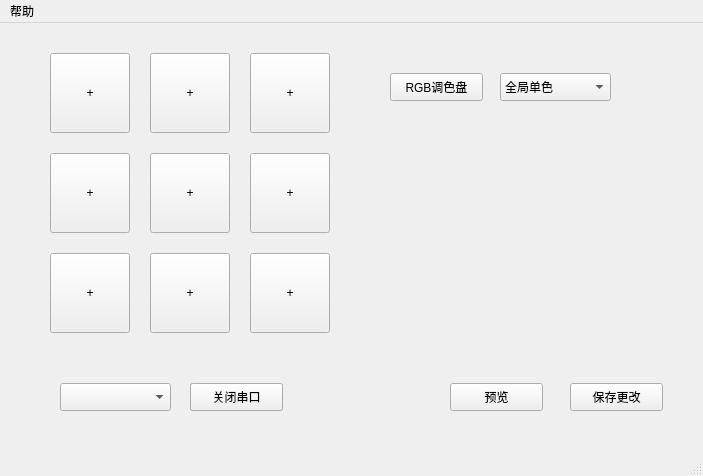
CATH2/CH552G_9KeyBoard_Change_Value, file UI/KeyLayout.ui: the form before one commit.
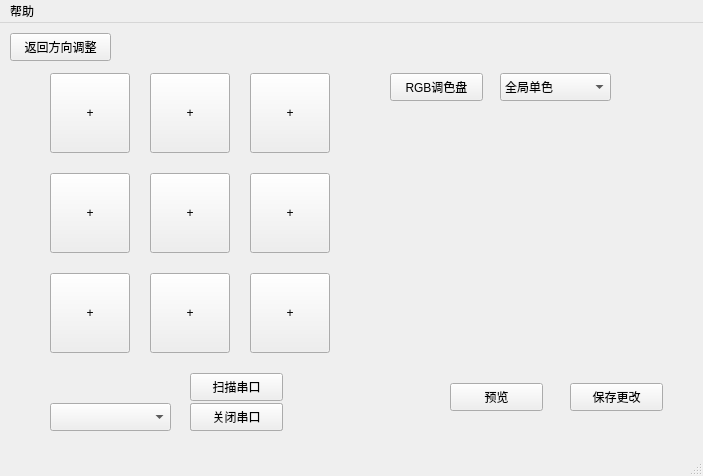
The form after the commit.

```diff
--- a/UI/KeyLayout.ui
+++ b/UI/KeyLayout.ui
@@ -18,7 +18,7 @@
     <property name="geometry">
      <rect>
       <x>50</x>
-      <y>30</y>
+      <y>50</y>
       <width>80</width>
       <height>80</height>
      </rect>
@@ -31,7 +31,7 @@
     <property name="geometry">
      <rect>
       <x>150</x>
-      <y>30</y>
+      <y>50</y>
       <width>80</width>
       <height>80</height>
      </rect>
@@ -44,7 +44,7 @@
     <property name="geometry">
      <rect>
       <x>250</x>
-      <y>30</y>
+      <y>50</y>
       <width>80</width>
       <height>80</height>
      </rect>
@@ -57,7 +57,7 @@
     <property name="geometry">
      <rect>
       <x>50</x>
-      <y>130</y>
+      <y>150</y>
       <width>80</width>
       <height>80</height>
      </rect>
@@ -70,7 +70,7 @@
     <property name="geometry">
      <rect>
       <x>150</x>
-      <y>130</y>
+      <y>150</y>
       <width>80</width>
       <height>80</height>
      </rect>
@@ -83,7 +83,7 @@
     <property name="geometry">
      <rect>
       <x>250</x>
-      <y>130</y>
+      <y>150</y>
       <width>80</width>
       <height>80</height>
      </rect>
@@ -96,7 +96,7 @@
     <property name="geometry">
      <rect>
       <x>50</x>
-      <y>230</y>
+      <y>250</y>
       <width>80</width>
       <height>80</height>
      </rect>
@@ -109,7 +109,7 @@
     <property name="geometry">
      <rect>
       <x>150</x>
-      <y>230</y>
+      <y>250</y>
       <width>80</width>
       <height>80</height>
      </rect>
@@ -122,7 +122,7 @@
     <property name="geometry">
      <rect>
       <x>250</x>
-      <y>230</y>
+      <y>250</y>
       <width>80</width>
       <height>80</height>
      </rect>
@@ -165,7 +165,7 @@
     <property name="geometry">
      <rect>
       <x>190</x>
-      <y>360</y>
+      <y>380</y>
       <width>93</width>
       <height>28</height>
      </rect>
@@ -177,9 +177,9 @@
    <widget class="QComboBox" name="comboBox_2">
     <property name="geometry">
      <rect>
-      <x>60</x>
-      <y>360</y>
-      <width>111</width>
+      <x>50</x>
+      <y>380</y>
+      <width>121</width>
       <height>28</height>
      </rect>
     </property>
@@ -227,7 +227,7 @@
     <property name="geometry">
      <rect>
       <x>190</x>
-      <y>360</y>
+      <y>380</y>
       <width>93</width>
       <height>28</height>
      </rect>
@@ -236,6 +236,32 @@
      <string>关闭串口</string>
     </property>
    </widget>
+   <widget class="QPushButton" name="pushButton_back">
+    <property name="geometry">
+     <rect>
+      <x>10</x>
+      <y>10</y>
+      <width>101</width>
+      <height>28</height>
+     </rect>
+    </property>
+    <property name="text">
+     <string>返回方向调整</string>
+    </property>
+   </widget>
+   <widget class="QPushButton" name="pushButton_scan">
+    <property name="geometry">
+     <rect>
+      <x>190</x>
+      <y>350</y>
+      <width>93</width>
+      <height>28</height>
+     </rect>
+    </property>
+    <property name="text">
+     <string>扫描串口</string>
+    </property>
+   </widget>
   </widget>
   <widget class="QMenuBar" name="menubar">
    <property name="geometry">
```
Left out of the diff: 2 changed lines with no effect on the pictures.
